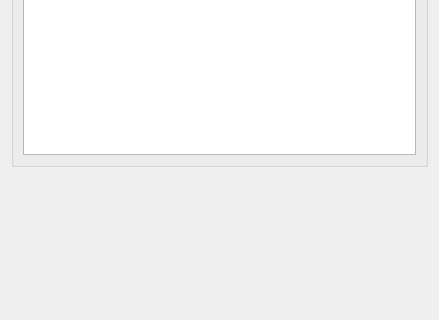
Old version of the form freecad/maxproframe/resources/ui/create_trimmed_profiles.ui in the repository sclMAX/MaxProFrame; both pictures show x 0 to 439 and y 340 to 660 of the 439 by 920 pixel window.
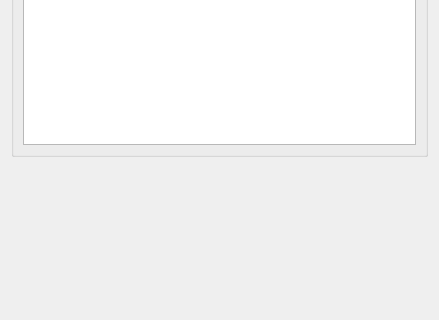
New version of the form. Icons and pictures are not drawn.

Commit message:
fix(trim): explain invalid selections and keep Undo clean in the End Trim panel
The Trim command is available with any open document: the panel takes a whole
profile picked in the tree, skips invalid picks and says why. OK is one Undo
step and Cancel leaves none. Recompute no longer touches the view (console
mode), and a trim that cuts nothing keeps the profile uncut with a warning.

```diff
--- a/freecad/maxproframe/resources/ui/create_trimmed_profiles.ui
+++ b/freecad/maxproframe/resources/ui/create_trimmed_profiles.ui
@@ -144,6 +144,16 @@
      </layout>
     </widget>
    </item>
+   <item>
+    <widget class="QLabel" name="message_label">
+     <property name="text">
+      <string/>
+     </property>
+     <property name="wordWrap">
+      <bool>true</bool>
+     </property>
+    </widget>
+   </item>
    <item>
     <spacer name="verticalSpacer">
      <property name="orientation">
```
The commit also changes 7 other files.
